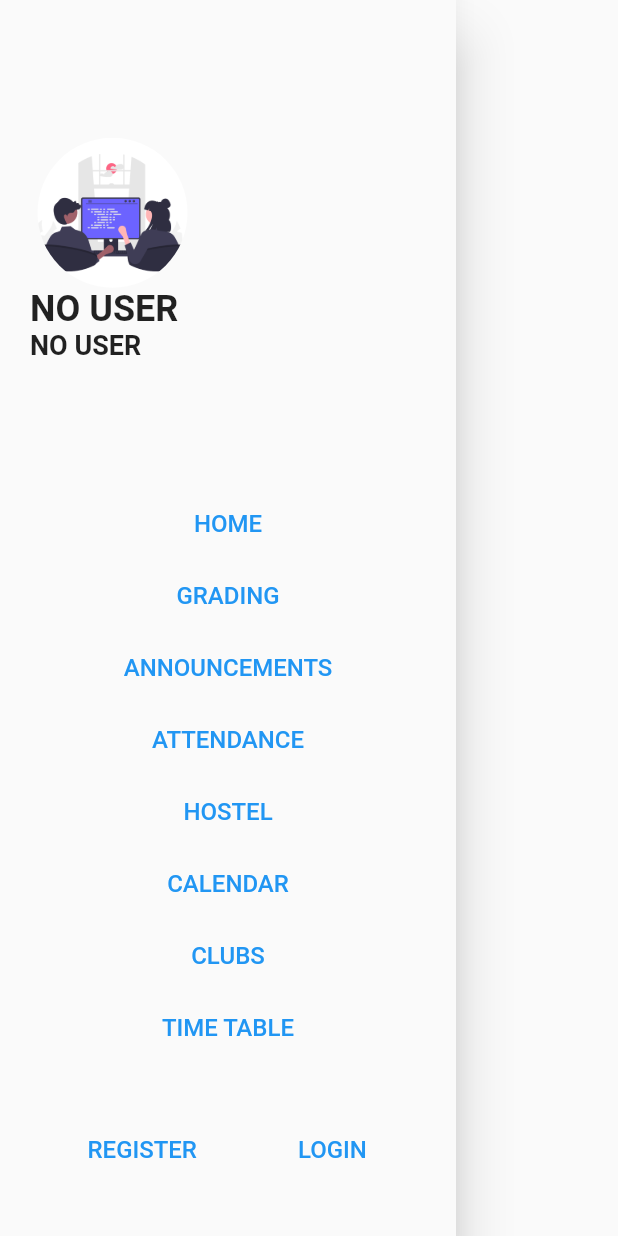
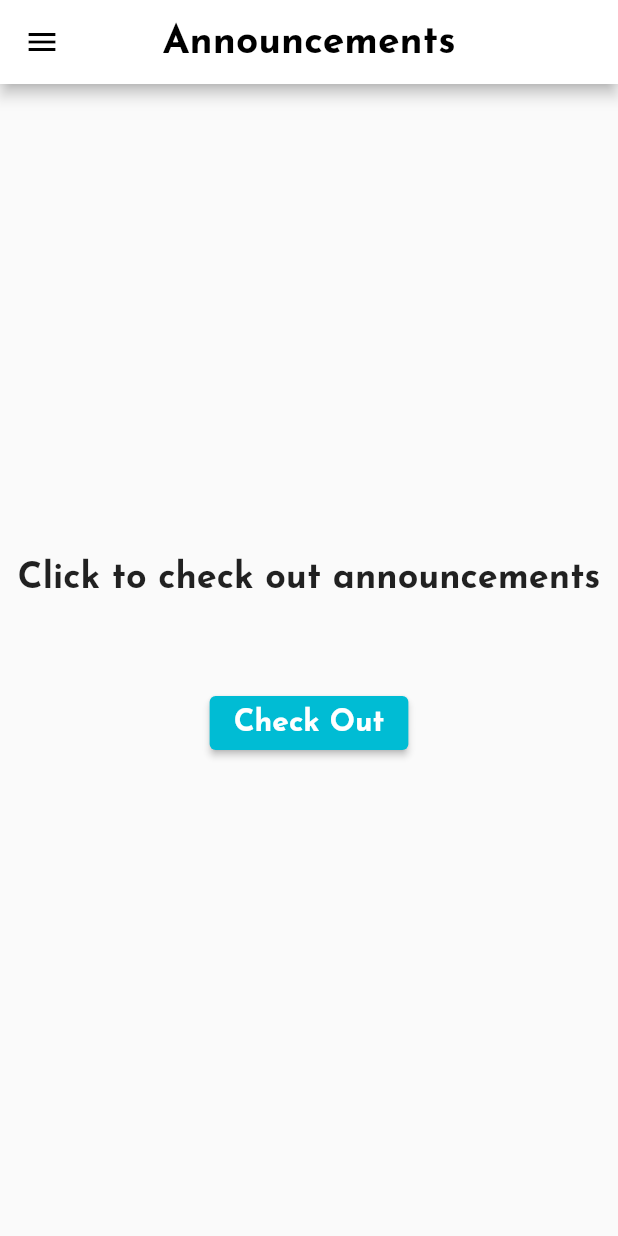
Before and after one commit to kalashshah/Institute-Management-App-Flutter, a Flutter app: the DrawerWidget widget shown alone on an empty page, opened directly, after a tap on "ANNOUNCEMENTS", on a phone screen of 412 x 824 dp. Run offline on Flutter 3.47's test engine with Material 2 defaults, Android fonts, the light colour scheme and no system bars; our stand-ins replace carousel_slider, flutter_svg, google_fonts; missing offline and left inert: dart:ffi, flutter_animated_button.

Commit message:
add dhyey announcements

```diff
--- /dev/null
+++ b/lib/announcements/main_page.dart
@@ -0,0 +1,77 @@
+import 'package:flutter/material.dart';
+import 'package:google_fonts/google_fonts.dart';
+import 'package:imsystem/announcements/student_side.dart';
+import 'package:imsystem/utils/drawer.dart';
+import '../models/announcementt.dart' as ann;
+
+
+class MainAnnouncemnt extends StatelessWidget {
+
+  @override
+  Widget build(BuildContext context) {
+    return MaterialApp(
+      home: Scaffold(
+          appBar: AppBar(
+            backgroundColor: Colors.white,
+            iconTheme: IconThemeData(color: Colors.black),
+            title: Text(
+              "Announcements",
+              style: GoogleFonts.josefinSans(
+                fontSize: 26,
+                color: Colors.black,
+                fontWeight: FontWeight.bold,
+              ),
+            ),
+            centerTitle: true,
+          ),
+          drawer: DrawerWidget(),
+          body: Padding(
+            padding: const EdgeInsets.all(10.0),
+            child: Container(
+                child: Column(
+              mainAxisAlignment: MainAxisAlignment.center,
+              children: [
+                Row(
+                  mainAxisAlignment: MainAxisAlignment.center,
+                  children: [
+                    Align(
+                      alignment: Alignment.center,
+                      child: Text("Click to check out announcements",
+                          style: GoogleFonts.josefinSans(
+                            fontSize: 24,
+                            fontWeight: FontWeight.bold,
+                          )),
+                    ),
+                  ],
+                ),
+                SizedBox(
+                  height: 60,
+                ),
+                Align(
+                  alignment: Alignment.center,
+                  child: ElevatedButton(
+                    style: ButtonStyle(
+                      backgroundColor:
+                          MaterialStateProperty.all<Color>(Colors.cyan),
+                    ),
+                    onPressed: () {
+                      Navigator.push(
+                        context,
+                        MaterialPageRoute(
+                            builder: (context) =>
+                                StudentAnnouncement(ann.announcementList)),
+                      );
+                    },
+                    child: Text("Check Out",
+                        style: GoogleFonts.josefinSans(
+                          fontSize: 20,
+                          fontWeight: FontWeight.bold,
+                        )),
+                  ),
+                )
+              ],
+            )),
+          )),
+    );
+  }
+}
--- /dev/null
+++ b/lib/models/announcementt.dart
@@ -0,0 +1,34 @@
+class Announcements {
+  String title;
+  String description;
+  String date;
+
+  Announcements(
+      {required this.title, required this.description, required this.date});
+}
+
+
+Announcements announcement1 = new Announcements(
+      title: "End Sem Exam",
+      description: "End-Sem exams are coming soon",
+      date: "03-01-2022");
+  Announcements announcement2 = new Announcements(
+      title: "Kreiva Fest",
+      description: "Kreiva fest is going to be organised soon. Stay Updated",
+      date: "03-01-2022");
+  Announcements announcement3 = new Announcements(
+      title: "Cerebro Fest",
+      description: "Cerebro fest is going to be organised soon. Stay Updated",
+      date: "03-01-2022");
+  // Announcements announcement4 = new Announcements("Alfaaz Fest",
+  //     "Alfaaz fest is going to be organised soon. Stay Updated", "03-01-2022");
+  Announcements announcement5 = new Announcements(
+      title: "Semester 4",
+      description: "Semester 4 is going to start from 17-01-2022",
+      date: "03-01-2022");
+  Announcements announcement6 = new Announcements(
+      title: "College Repopening",
+      description: "College is reopening from 17-01-2022",
+      date: "03-01-2022");
+
+  var announcementList = [announcement1, announcement2, announcement3, announcement5, announcement6];
--- a/lib/utils/drawer.dart
+++ b/lib/utils/drawer.dart
@@ -1,4 +1,5 @@
 import 'package:flutter/material.dart';
+import 'package:imsystem/announcements/main_page.dart';
 import 'package:imsystem/clubs/gymkhana.dart';
 import 'package:imsystem/register.dart';
 import '../homepage.dart';
@@ -94,7 +95,13 @@ class DrawerWidget extends StatelessWidget {
                       ),
                     )),
                 TextButton(
-                    onPressed: () {},
+                    onPressed: () {
+                      Navigator.push(
+                        context,
+                        MaterialPageRoute(
+                            builder: (context) => MainAnnouncemnt()),
+                      );
+                    },
                     child: Text(
                       "ANNOUNCEMENTS",
                       style: TextStyle(
```
Also changed, not shown: lib/announcements/faculty_add.dart (added, +216 -0 lines), lib/announcements/faculty_check_ann.dart (added, +82 -0 lines), lib/announcements/student_side.dart (added, +81 -0 lines), lib/utils/faculty_drawer.dart (+39 -9 lines).
